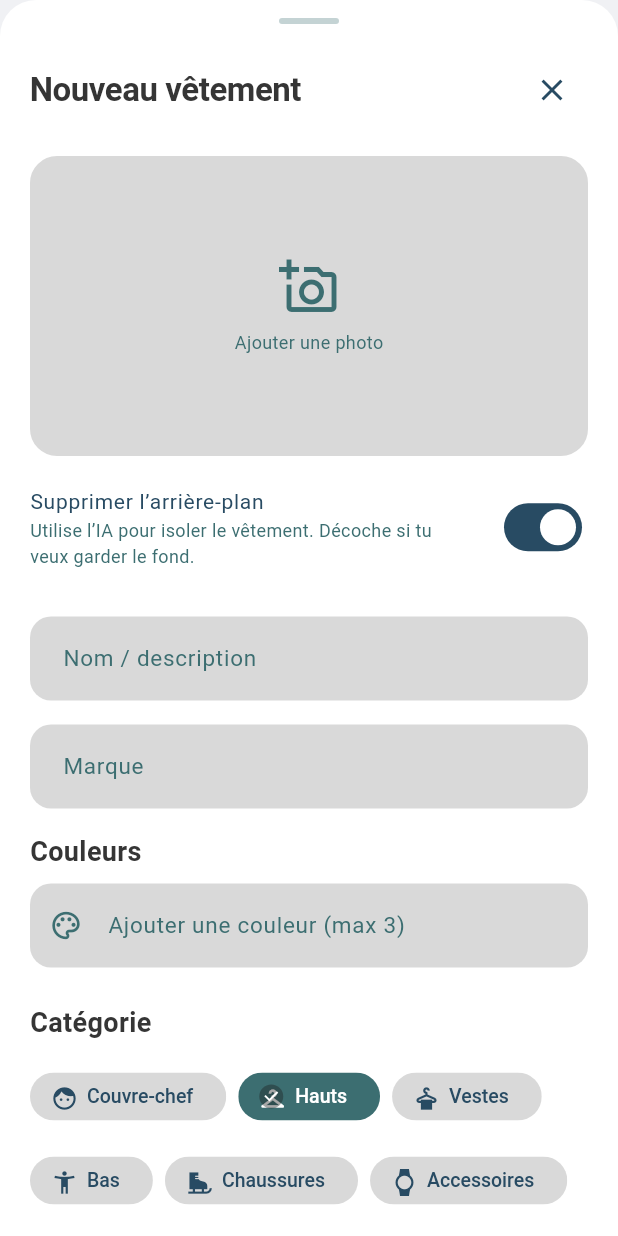
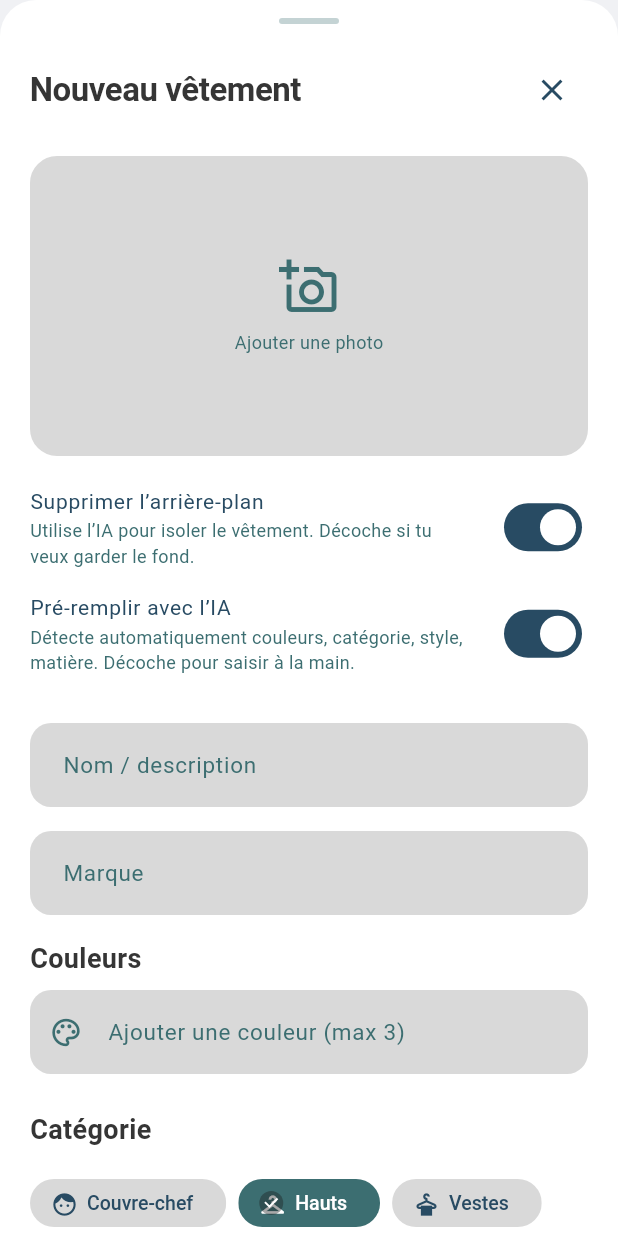
Before and after one commit to payssho/uniSaps, a Flutter app: the AddGarmentSheet widget shown alone on an empty page, opened directly, on a phone screen of 412 x 824 dp. Run offline on Flutter 3.47's test engine with Material 3 defaults, Android fonts, the phone set to English and light mode, and no system bars; our stand-ins replace cached_network_image, cloud_firestore, firebase_auth, firebase_core, firebase_storage, flutter_animate and 5 more; accounts and stored records are empty; Roboto replaces fonts that are missing (SF Pro Display).

Commit message:
feat(ai): suggest name + brand from photo, fix color selector update, add AI loading overlay and toggle
Co-authored-by: Cursor <cursoragent@cursor.com>

```diff
--- a/frontend/lib/widgets/add_garment_sheet.dart
+++ b/frontend/lib/widgets/add_garment_sheet.dart
@@ -32,6 +32,8 @@ class _AddGarmentSheetState extends ConsumerState<AddGarmentSheet> {
   String? _error;
   bool _loading = false;
   bool _removeBackground = true;
+  bool _useAiAnalysis = true;
+  bool _aiAnalyzing = false;
   Map<String, dynamic>? _aiAttributes;
 
   @override
@@ -85,9 +87,13 @@ class _AddGarmentSheetState extends ConsumerState<AddGarmentSheet> {
     if (source == null) return;
     final picked = await picker.pickImage(source: source, maxWidth: 1200, imageQuality: 95);
     if (picked != null) {
-      setState(() => _imageFile = picked);
+      setState(() {
+        _imageFile = picked;
+        if (_useAiAnalysis) _aiAnalyzing = true;
+      });
 
-      // Analyse IA de l'image pour pré-remplir couleur / catégorie / tags
+      if (!_useAiAnalysis) return;
+
       try {
         final bytes = await picked.readAsBytes();
         final api = ref.read(apiServiceProvider);
@@ -99,7 +105,7 @@ class _AddGarmentSheetState extends ConsumerState<AddGarmentSheet> {
 
           final detectedColors = (result['colors'] as List?)?.cast<String>() ?? const [];
           if (detectedColors.isNotEmpty) {
-            _selectedColors = detectedColors;
+            _selectedColors = List<String>.from(detectedColors);
           }
 
           final detectedCategory = (result['category'] as String?) ?? '';
@@ -107,11 +113,21 @@ class _AddGarmentSheetState extends ConsumerState<AddGarmentSheet> {
           if (allowedCats.contains(detectedCategory)) {
             _selectedCategory = detectedCategory;
           }
+
+          final detectedName = (result['name'] as String?)?.trim() ?? '';
+          if (detectedName.isNotEmpty && _nameController.text.trim().isEmpty) {
+            _nameController.text = detectedName;
+          }
+
+          final detectedBrand = (result['brand'] as String?)?.trim() ?? '';
+          if (detectedBrand.isNotEmpty && _brandController.text.trim().isEmpty) {
+            _brandController.text = detectedBrand;
+          }
+
+          _aiAnalyzing = false;
         });
       } catch (e) {
-        // En cas d'échec de l'IA, on ne bloque pas l'utilisateur
-        // ignore: avoid_print
-        print('[IA] analyzeGarmentImage ERREUR : $e');
+        if (mounted) setState(() => _aiAnalyzing = false);
       }
     }
   }
@@ -314,6 +330,33 @@ class _AddGarmentSheetState extends ConsumerState<AddGarmentSheet> {
                                 fit: StackFit.expand,
                                 children: [
                                   PlatformImage(file: _imageFile!, fit: BoxFit.cover),
+                                  if (_aiAnalyzing)
+                                    Container(
+                                      color: AppColors.graphite.withOpacity(0.55),
+                                      child: const Column(
+                                        mainAxisAlignment: MainAxisAlignment.center,
+                                        children: [
+                                          SizedBox(
+                                            width: 36,
+                                            height: 36,
+                                            child: CircularProgressIndicator(
+                                              strokeWidth: 3,
+                                              color: AppColors.white,
+                                            ),
+                                          ),
+                                          SizedBox(height: 14),
+                                          Text(
+                                            'Analyse de l’image par l’IA…',
+                                            style: TextStyle(
+                                              color: AppColors.white,
+                                              fontSize: 14,
+                                              fontWeight: FontWeight.w500,
+                                            ),
+                                          ),
+                                        ],
+                                      ),
+                                    ),
+                                  if (!_aiAnalyzing)
                                     Positioned(
                                       top: 8,
                                       right: 8,
@@ -372,6 +415,23 @@ class _AddGarmentSheetState extends ConsumerState<AddGarmentSheet> {
                         style: TextStyle(fontSize: 12, color: AppColors.textHint),
                       ),
                     ),
+                    SwitchListTile.adaptive(
+                      value: _useAiAnalysis,
+                      onChanged: _aiAnalyzing
+                          ? null
+                          : (value) {
+                              setState(() => _useAiAnalysis = value);
+                            },
+                      contentPadding: EdgeInsets.zero,
+                      title: const Text(
+                        'Pré-remplir avec l’IA',
+                        style: AppTextStyles.bodySecondary,
+                      ),
+                      subtitle: const Text(
+                        'Détecte automatiquement couleurs, catégorie, style, matière. Décoche pour saisir à la main.',
+                        style: TextStyle(fontSize: 12, color: AppColors.textHint),
+                      ),
+                    ),
                     const SizedBox(height: 24),
                     TextField(
                       controller: _nameController,
@@ -391,6 +451,7 @@ class _AddGarmentSheetState extends ConsumerState<AddGarmentSheet> {
                     const Text('Couleurs', style: AppTextStyles.heading3),
                     const SizedBox(height: 8),
                     MultiColorSelector(
+                      key: ValueKey('colors_${_selectedColors.join("_")}'),
                       initialColors: _selectedColors,
                       onColorsChanged: (colors) {
                         setState(() => _selectedColors = colors);
```
Also changed, not shown: frontend/lib/widgets/multi_color_selector.dart (+11 -0 lines), 1 other file. Lines whose indentation alone changed are shown as unchanged.
